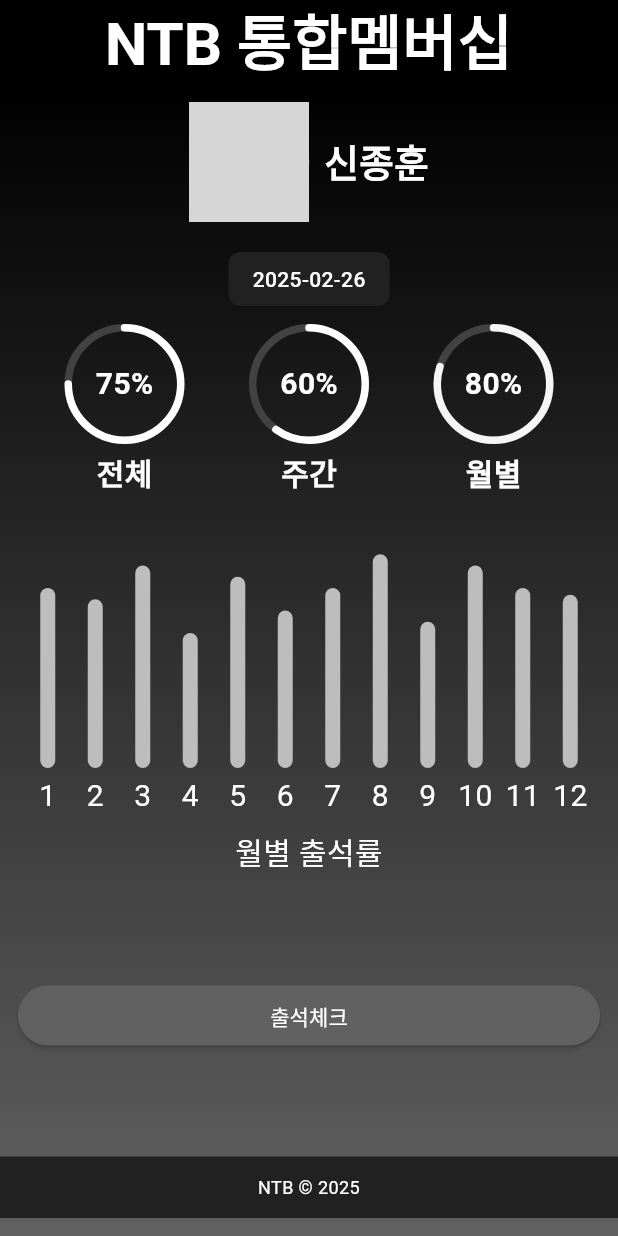
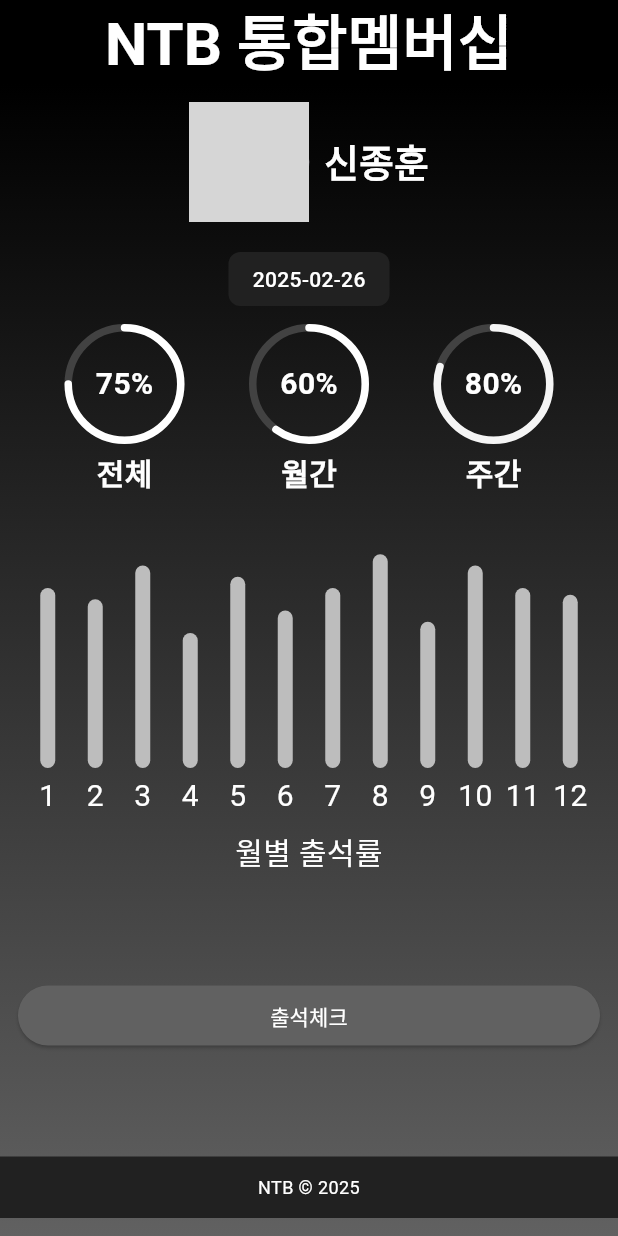
Before and after one commit to solardayz/ntb_app, a Flutter app: the screen it shows after launch, on a phone screen of 412 x 824 dp. Run offline on Flutter 3.47's test engine with Material 3 defaults, Android fonts, the phone set to English and light mode, and no system bars; drawn by our look-alikes of percent_indicator; network calls fail; grey boxes are pictures that could not be loaded.

Commit message:
Refactor: Update Attendance Stats Labels in Main Screen
- Changes the labels of the attendance stat circles in the main screen.
- Replaces "주간" with "월간" and "월별" with "주간".

```diff
--- a/lib/main.dart
+++ b/lib/main.dart
@@ -180,9 +180,9 @@ class _MembershipScreenState extends State<MembershipScreen> {
                   mainAxisAlignment: MainAxisAlignment.spaceEvenly,
                   children: [
                     _buildStatCircle("전체", overallAttendance, Colors.white),
-                    _buildStatCircle("주간", weeklyAttendance, Colors.white),
+                    _buildStatCircle("월간", weeklyAttendance, Colors.white),
                     _buildStatCircle(
-                      "월별",
+                      "주간",
                       monthlyAttendance,
                       Colors.grey[100]!,
                     ),
```
